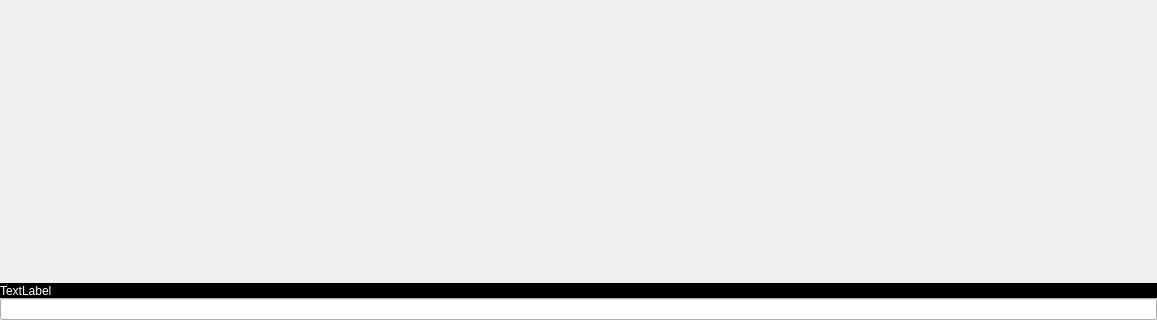
This is lbmain.ui in bam365/lowbrow as Qt 5 draws it before an edit; both pictures show x 0 to 1157 and y 387 to 707 of the 1157 by 707 pixel window. The edited form follows.
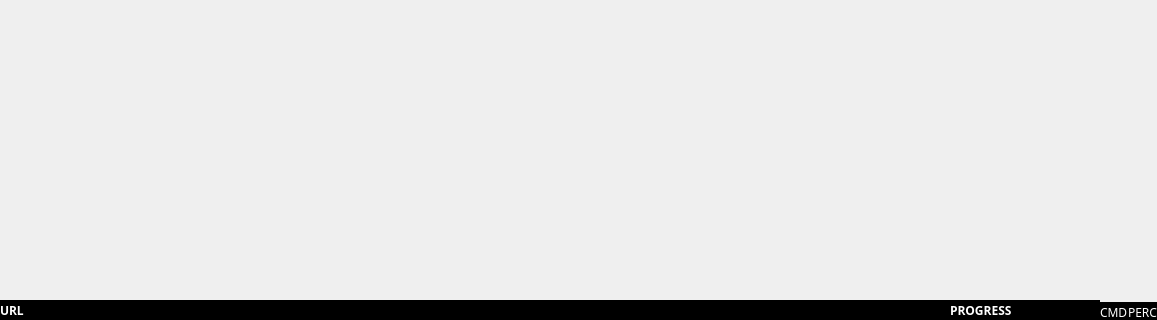
This is the edited form.

```diff
--- a/lbmain.ui
+++ b/lbmain.ui
@@ -55,14 +55,38 @@
     </item>
     <item>
      <widget class="QStackedWidget" name="stkWp">
+      <property name="minimumSize">
+       <size>
+        <width>0</width>
+        <height>25</height>
+       </size>
+      </property>
       <widget class="QWidget" name="page"/>
       <widget class="QWidget" name="page_2"/>
      </widget>
     </item>
     <item>
-     <widget class="QLabel" name="lblStat">
+     <widget class="QLineEdit" name="ledCmd">
+      <property name="maximumSize">
+       <size>
+        <width>16777215</width>
+        <height>0</height>
+       </size>
+      </property>
+     </widget>
+    </item>
+    <item>
+     <layout class="QHBoxLayout" name="horizontalLayout_2">
+      <property name="spacing">
+       <number>0</number>
+      </property>
+      <property name="sizeConstraint">
+       <enum>QLayout::SetMinimumSize</enum>
+      </property>
+      <item>
+       <widget class="QLabel" name="lblUrl">
       <property name="sizePolicy">
-       <sizepolicy hsizetype="Expanding" vsizetype="Fixed">
+         <sizepolicy hsizetype="Expanding" vsizetype="Minimum">
         <horstretch>0</horstretch>
         <verstretch>0</verstretch>
        </sizepolicy>
@@ -70,21 +94,104 @@
       <property name="minimumSize">
        <size>
         <width>0</width>
+          <height>20</height>
+         </size>
+        </property>
+        <property name="maximumSize">
+         <size>
+          <width>16777215</width>
+          <height>25</height>
+         </size>
+        </property>
+        <property name="font">
+         <font>
+          <family>Terminus</family>
+          <weight>75</weight>
+          <bold>true</bold>
+         </font>
+        </property>
+        <property name="styleSheet">
+         <string notr="true">background-color: rgb(0, 0, 0);
+color: rgb(255, 255, 255);</string>
+        </property>
+        <property name="text">
+         <string>URL</string>
+        </property>
+        <property name="margin">
+         <number>2</number>
+        </property>
+       </widget>
+      </item>
+      <item>
+       <widget class="QLabel" name="lblProgress">
+        <property name="sizePolicy">
+         <sizepolicy hsizetype="Maximum" vsizetype="Minimum">
+          <horstretch>0</horstretch>
+          <verstretch>0</verstretch>
+         </sizepolicy>
+        </property>
+        <property name="minimumSize">
+         <size>
+          <width>150</width>
         <height>15</height>
        </size>
       </property>
       <property name="maximumSize">
        <size>
         <width>16777215</width>
+          <height>25</height>
+         </size>
+        </property>
+        <property name="font">
+         <font>
+          <family>Terminus</family>
+          <weight>75</weight>
+          <bold>true</bold>
+         </font>
+        </property>
+        <property name="styleSheet">
+         <string notr="true">background-color: rgb(0, 0, 0);
+color: rgb(255, 255, 255);</string>
+        </property>
+        <property name="text">
+         <string>PROGRESS</string>
+        </property>
+        <property name="margin">
+         <number>2</number>
+        </property>
+       </widget>
+      </item>
+      <item>
+       <widget class="QLabel" name="lblCmd">
+        <property name="sizePolicy">
+         <sizepolicy hsizetype="Maximum" vsizetype="Minimum">
+          <horstretch>0</horstretch>
+          <verstretch>0</verstretch>
+         </sizepolicy>
+        </property>
+        <property name="minimumSize">
+         <size>
+          <width>0</width>
+          <height>20</height>
+         </size>
+        </property>
+        <property name="maximumSize">
+         <size>
+          <width>16777215</width>
         <height>15</height>
        </size>
       </property>
+        <property name="font">
+         <font>
+          <family>Terminus</family>
+         </font>
+        </property>
       <property name="styleSheet">
        <string notr="true">background-color: rgb(0, 0, 0);
 color: rgb(255, 255, 255);</string>
       </property>
       <property name="text">
-       <string>TextLabel</string>
+         <string>CMD</string>
       </property>
       <property name="margin">
        <number>2</number>
@@ -92,7 +199,43 @@
      </widget>
     </item>
     <item>
-     <widget class="QLineEdit" name="ledCmd"/>
+       <widget class="QLabel" name="lblPerc">
+        <property name="sizePolicy">
+         <sizepolicy hsizetype="Maximum" vsizetype="Minimum">
+          <horstretch>0</horstretch>
+          <verstretch>0</verstretch>
+         </sizepolicy>
+        </property>
+        <property name="minimumSize">
+         <size>
+          <width>0</width>
+          <height>20</height>
+         </size>
+        </property>
+        <property name="maximumSize">
+         <size>
+          <width>16777215</width>
+          <height>15</height>
+         </size>
+        </property>
+        <property name="font">
+         <font>
+          <family>Terminus</family>
+         </font>
+        </property>
+        <property name="styleSheet">
+         <string notr="true">background-color: rgb(0, 0, 0);
+color: rgb(255, 255, 255);</string>
+        </property>
+        <property name="text">
+         <string>PERC</string>
+        </property>
+        <property name="margin">
+         <number>2</number>
+        </property>
+       </widget>
+      </item>
+     </layout>
     </item>
    </layout>
   </widget>
```
Lines whose indentation alone changed are shown as unchanged.
